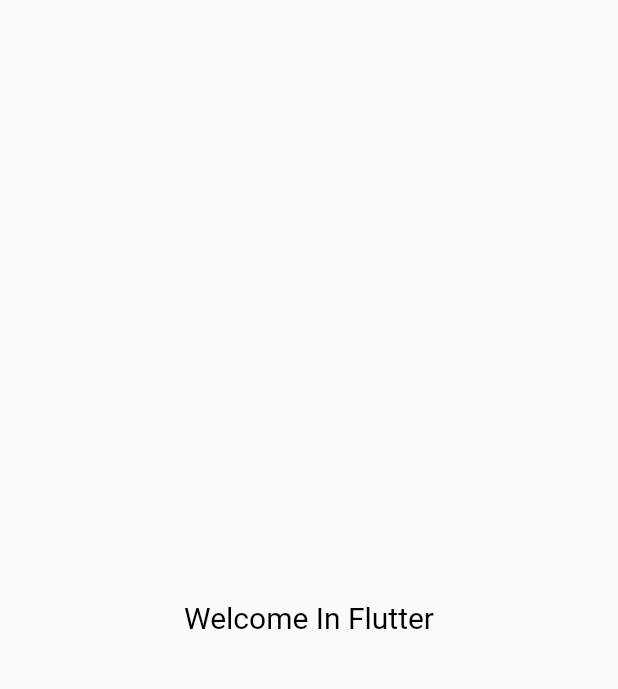
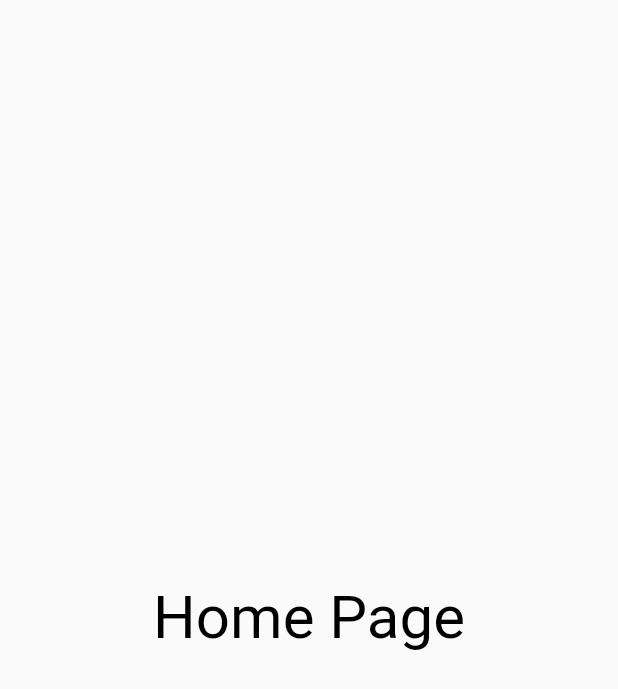
Before and after one commit to AndroidDeveloper98/fluttersplash, a Flutter app: the screen it shows after launch, on a phone screen of 412 x 824 dp. Shown: the top 689 px of the screen. Run offline on Flutter 3.47's test engine with Material 2 defaults, Android fonts, the phone set to English and light mode, and no system bars.

Commit message:
update code

```diff
--- a/lib/main.dart
+++ b/lib/main.dart
@@ -14,7 +14,7 @@ class MainActivity extends StatefulWidget {
 class _MainActivityState extends State<MainActivity> {
   @override
   Widget build(BuildContext context) {
-    return MaterialApp(
+    return const MaterialApp(
       title: "Flutter UI",
       debugShowCheckedModeBanner: false,
       home: SplashScreen(),
--- a/lib/ui/home_screen.dart
+++ b/lib/ui/home_screen.dart
@@ -8,9 +8,9 @@ class HomeScreen extends StatelessWidget {
     return const Scaffold(
       body: Center(
         child: Text(
-          "Welcome In Flutter",
+          "Home Page",
           style: TextStyle(
-            fontSize: 20.0,
+            fontSize: 40.0,
             color: Colors.black,
           ),
         ),
```
Also changed, not shown: lib/ui/splash_screen.dart (+4 -3 lines).
